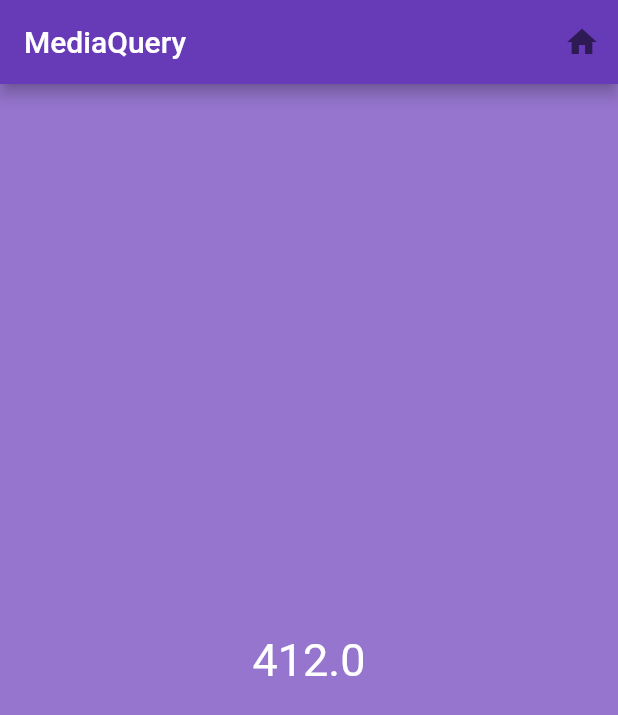
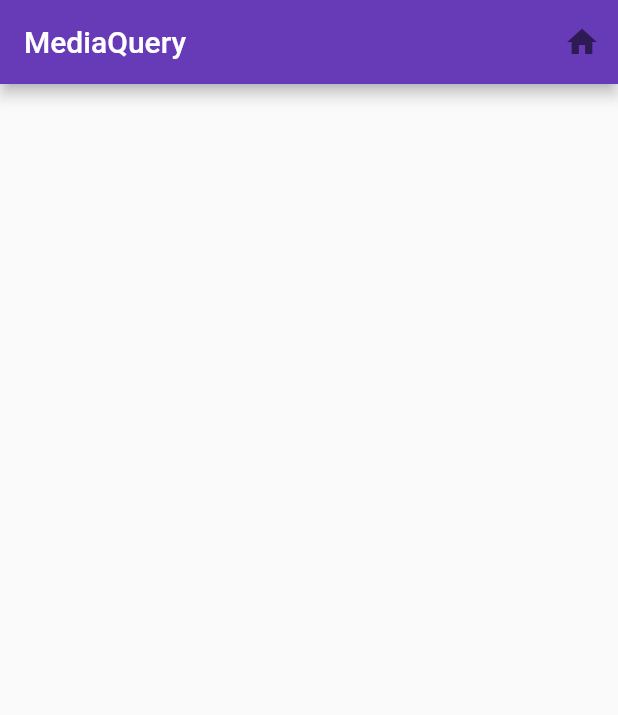
Before and after one commit to moonyah/summer_practice_app, a Flutter app: the ResponsivePage screen opened directly, on a phone screen of 412 x 824 dp. Shown: the top 715 px of the screen. Run offline on Flutter 3.47's test engine with Material 2 defaults, Android fonts, the light colour scheme and no system bars; our stand-ins replace introduction_screen, like_button.

```diff
--- a/lib/responsive_page.dart
+++ b/lib/responsive_page.dart
@@ -14,10 +14,10 @@ class _ResponsivePageState extends State<ResponsivePage> {
   @override
   Widget build(BuildContext context) {
 
-    final currentWidth = MediaQuery.of(context).size.width;
+    //final currentWidth = MediaQuery.of(context).size.width;
 
     return Scaffold(
-      backgroundColor: currentWidth < 600 ? Colors.deepPurple[300] : Colors.red,
+      //backgroundColor: currentWidth < 600 ? Colors.deepPurple[300] : Colors.red,
       appBar: AppBar(
         actions: [
           IconButton(
@@ -32,7 +32,7 @@ class _ResponsivePageState extends State<ResponsivePage> {
         ],
         title: const Text('MediaQuery'),
       ),
-      body: Center(
+      body: const Center(
         // child: Column(
         //   children: [
         //     Text('Width: ' + MediaQuery.of(context).size.width.toString()),
@@ -41,7 +41,7 @@ class _ResponsivePageState extends State<ResponsivePage> {
         //     Text('Orientation: ' + MediaQuery.of(context).orientation.toString())
         //   ],
         // ),
-        child: Text(currentWidth.toString()),
+        //child: Text(currentWidth.toString()),
       ),
     );
   }
```
Also changed, not shown: lib/reponsive_layout.dart (added, +13 -0 lines), lib/responsive.dart (added).
